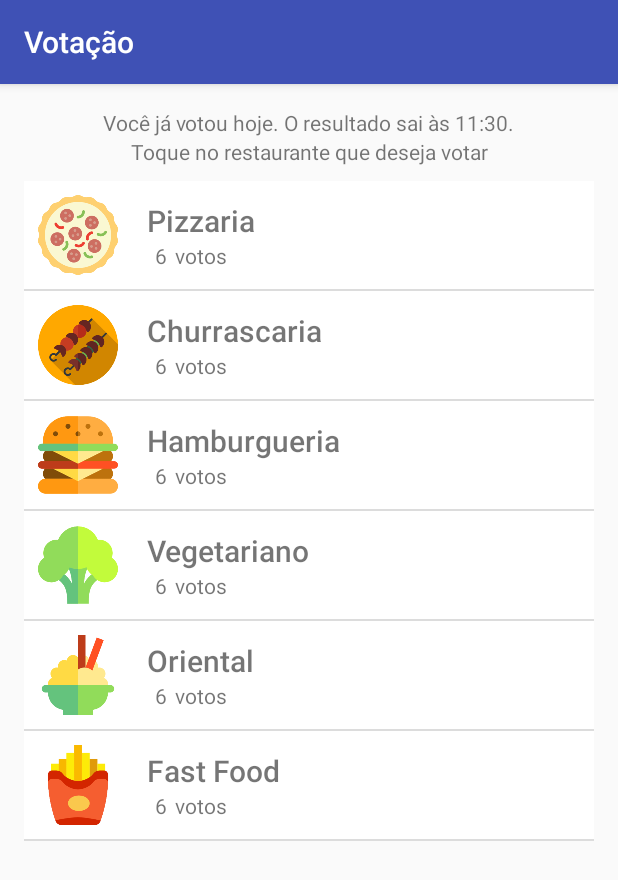
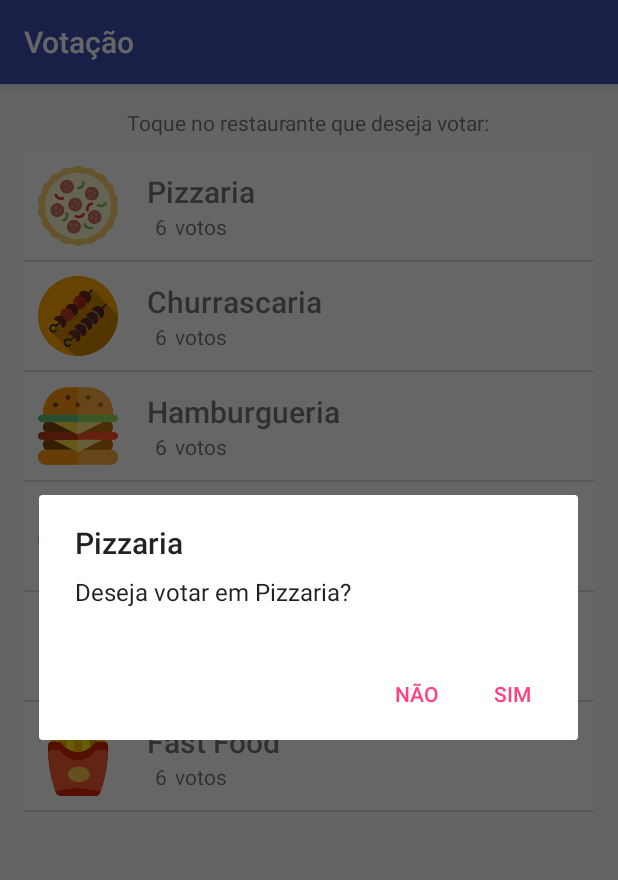
Before and after one commit to edupooch/RestaurantesDB, an Android app: the VotacaoActivity screen opened directly, with no data from a screen before it, after a tap on "Pizzaria", on a phone screen of 412 x 824 dp. Shown: the top 880 px of the screen. Run offline under Robolectric (Android 15) with nearby library versions, the phone set to English and light mode, and no system bars; 2 statements that could not run were skipped.

Commit message:
Commit final

```diff
--- a/app/src/main/java/br/edu/ufcspa/edupooch/db/controle/VotacaoActivity.java
+++ b/app/src/main/java/br/edu/ufcspa/edupooch/db/controle/VotacaoActivity.java
@@ -8,11 +8,16 @@ import android.support.v7.app.AppCompatActivity;
 import android.support.v7.widget.Toolbar;
 import android.view.View;
 import android.widget.AdapterView;
+import android.widget.Button;
+import android.widget.ImageView;
 import android.widget.ListView;
 import android.widget.TextView;
 
+import java.util.Calendar;
+import java.util.Collections;
 import java.util.Date;
 import java.util.List;
+import java.util.Random;
 
 import br.edu.ufcspa.edupooch.db.R;
 import br.edu.ufcspa.edupooch.db.controle.adapter.RestaurantesAdapter;
@@ -23,6 +28,8 @@ import br.edu.ufcspa.edupooch.db.modelo.Usuario;
 public class VotacaoActivity extends AppCompatActivity {
 
     Usuario user;
+    Button btResultado;
+    private List<Restaurante> restaurantes;
 
     @Override
     protected void onCreate(Bundle savedInstanceState) {
@@ -31,25 +38,60 @@ public class VotacaoActivity extends AppCompatActivity {
         Toolbar toolbar = (Toolbar) findViewById(R.id.toolbar);
         setSupportActionBar(toolbar);
 
+        RestauranteDAO dao = new RestauranteDAO();
+        restaurantes = dao.getRestaurantes();
+
         user = (Usuario) getIntent().getSerializableExtra("usuario");
 
         //Se as duas datas são iguais não pode mais votar
-        if (user.getUltimoVoto().compareTo(new Date()) == 0) {
-            findViewById(R.id.text_javotou).setVisibility(View.VISIBLE);
+        if (user.getUltimoVoto() == null) {
+            //Usuario nunca votou
+            carregaLista();
+        } else if (user.getUltimoVoto().compareTo(new Date()) == 0) {
+            //Usuário já votou hoje
+            jaVotou();
         } else {
+            //usuario nunca votou
             carregaLista();
         }
 
 
-
-
     }
 
+    private void jaVotou() {
+        findViewById(R.id.text_javotou).setVisibility(View.VISIBLE);
+        btResultado = (Button) findViewById(R.id.bt_resultado);
+        btResultado.setVisibility(View.VISIBLE);
+        btResultado.setOnClickListener(new View.OnClickListener() {
+            @Override
+            public void onClick(View view) {
+                // Ao clicar no botao é exibido o resultado (aleaotório)
+                Restaurante vencedor = restaurantes.get(new Random().nextInt(6));;
+                RestauranteDAO.restaurantesDaSemana[Calendar.getInstance().get(Calendar.DAY_OF_WEEK)] = vencedor;
+
+                findViewById(R.id.layoutVencedor).setVisibility(View.VISIBLE);
+
+                TextView txtNomeVencedor = (TextView) findViewById(R.id.textNomeRestauranteVencedor);
+                txtNomeVencedor.setText(vencedor.getNome());
+
+                ImageView imagemVencedor = (ImageView) findViewById( R.id.imagem_vencedor);
+                imagemVencedor.setImageResource(vencedor.getFoto());
+
+                btResultado.setVisibility(View.GONE);
+                TextView textJaVotou = (TextView) findViewById(R.id.text_javotou);
+                textJaVotou.setText(R.string.vencedor);
+
+            }
+        });
+    }
+
+    /**
+     * Método para carregar a lista de restaurantes.
+     */
     private void carregaLista() {
         final ListView listaRestaurantes = (ListView) findViewById(R.id.lista_restaurantes);
-
-        RestauranteDAO dao = new RestauranteDAO();
-        List<Restaurante> restaurantes = dao.getRestaurantes();
+        listaRestaurantes.setVisibility(View.VISIBLE);
+        findViewById(R.id.text_instrucoes).setVisibility(View.VISIBLE);
 
         RestaurantesAdapter adapter = new RestaurantesAdapter(this, restaurantes);
         listaRestaurantes.setAdapter(adapter);
@@ -59,10 +101,10 @@ public class VotacaoActivity extends AppCompatActivity {
             public void onItemClick(final AdapterView<?> lista, View item, int position, long id) {
                 final Restaurante restaurante = (Restaurante) listaRestaurantes.getItemAtPosition(position);
 
-                AlertDialog.Builder builder = new AlertDialog.Builder(getApplicationContext());
+                AlertDialog.Builder builder = new AlertDialog.Builder(VotacaoActivity.this);
                 builder.setCancelable(false);
                 builder.setTitle(restaurante.getNome());
-                builder.setMessage(getString(R.string.dialog_votar) + restaurante.getNome() + "?");
+                builder.setMessage(getString(R.string.dialog_votar) + " " + restaurante.getNome() + "?");
                 builder.setPositiveButton(getString(R.string.dialog_yes), new DialogInterface.OnClickListener() {
 
                     @Override
@@ -71,7 +113,7 @@ public class VotacaoActivity extends AppCompatActivity {
                         user.setUltimoVoto(new Date());
                         listaRestaurantes.setVisibility(View.GONE);
                         findViewById(R.id.text_instrucoes).setVisibility(View.GONE);
-                        findViewById(R.id.text_javotou).setVisibility(View.VISIBLE);
+                        jaVotou();
                     }
                 });
 
--- a/app/src/main/java/br/edu/ufcspa/edupooch/db/dao/RestauranteDAO.java
+++ b/app/src/main/java/br/edu/ufcspa/edupooch/db/dao/RestauranteDAO.java
@@ -10,7 +10,7 @@ import br.edu.ufcspa.edupooch.db.R;
 import br.edu.ufcspa.edupooch.db.modelo.Restaurante;
 
 /**
- * Created by Particular on 10/07/2016.
+ * Classe que simula um banco de dados
  */
 public class RestauranteDAO {
 
--- a/app/src/main/res/layout/content_main.xml
+++ b/app/src/main/res/layout/content_main.xml
@@ -46,6 +46,7 @@
                 android:background="@drawable/borda_arredondada">
 
               <EditText
+                  android:inputType="text"
                   android:id="@+id/campo_usuario"
                   android:layout_width="match_parent"
                   android:layout_height="40dp"
--- a/app/src/main/res/layout/content_votacao.xml
+++ b/app/src/main/res/layout/content_votacao.xml
@@ -4,14 +4,14 @@
     xmlns:tools="http://schemas.android.com/tools"
     android:layout_width="match_parent"
     android:layout_height="match_parent"
+    android:gravity="center_horizontal"
+    android:orientation="vertical"
     android:paddingBottom="@dimen/activity_vertical_margin"
     android:paddingLeft="@dimen/activity_horizontal_margin"
     android:paddingRight="@dimen/activity_horizontal_margin"
     android:paddingTop="@dimen/activity_vertical_margin"
     app:layout_behavior="@string/appbar_scrolling_view_behavior"
     tools:context=".controle.VotacaoActivity"
-    android:gravity="center_horizontal"
-    android:orientation="vertical"
     tools:showIn="@layout/activity_votacao">
 
     <TextView
@@ -19,7 +19,56 @@
         android:layout_width="wrap_content"
         android:layout_height="wrap_content"
         android:gravity="center_horizontal"
-        android:text="Você já votou hoje. O resultado sai às 11:30."/>
+        android:text="@string/voce_ja_votou_hoje"
+        android:visibility="gone" />
+
+    <Button
+        android:id="@+id/bt_resultado"
+        android:layout_width="180dp"
+        android:layout_height="38dp"
+        android:layout_gravity="center"
+        android:layout_marginTop="10dp"
+        android:background="@color/colorPrimary"
+        android:text="@string/ver_resultado"
+        android:textColor="#d7ffffff"
+        android:visibility="gone" />
+
+    <LinearLayout
+        android:id="@+id/layoutVencedor"
+        android:layout_width="match_parent"
+        android:layout_height="wrap_content"
+        android:layout_marginTop="10dp"
+        android:background="@drawable/borda_arredondada"
+        android:visibility="gone">
+
+        <ImageView
+            android:id="@+id/imagem_vencedor"
+            android:layout_width="64dp"
+            android:layout_height="64dp"
+            android:layout_gravity="center_vertical"
+            android:layout_margin="4dp"
+            android:padding="5dp" />
+
+        <LinearLayout
+            android:layout_width="wrap_content"
+            android:layout_height="wrap_content"
+            android:layout_gravity="center"
+            android:orientation="vertical">
+
+            <TextView
+                android:layout_gravity="center"
+                android:id="@+id/textNomeRestauranteVencedor"
+                android:layout_width="wrap_content"
+                android:layout_height="wrap_content"
+                android:fontFamily="sans-serif-light"
+                android:paddingLeft="10dp"
+                android:paddingRight="10dp"
+                android:textSize="20sp"
+
+                android:textStyle="bold" />
+
+        </LinearLayout>
+    </LinearLayout>
 
 
     <TextView
@@ -27,14 +76,16 @@
         android:layout_width="wrap_content"
         android:layout_height="wrap_content"
         android:layout_gravity="center"
+        android:layout_marginBottom="10dp"
         android:gravity="center"
-        android:layout_marginBottom="10dp"
-        android:text="Toque no restaurante que deseja votar" />
+        android:text="@string/toque_no_restaurante_que_deseja_votar"
+        android:visibility="gone" />
 
     <ListView
         android:id="@+id/lista_restaurantes"
         android:layout_width="match_parent"
-        android:layout_height="match_parent">
+        android:layout_height="match_parent"
+        android:visibility="gone">
 
     </ListView>
 
--- a/app/src/main/res/values/strings.xml
+++ b/app/src/main/res/values/strings.xml
@@ -1,6 +1,5 @@
 <resources>
-    <string name="app_name">DB</string>
-    <string name="action_settings">Settings</string>
+    <string name="app_name">Restaurante DB</string>
     <string name="login_tipo_de_usuario">Nome de Usuário</string>
     <string name="login_entrar">Entrar</string>
     <string name="title_activity_votacao">Votação</string>
@@ -98,6 +97,11 @@
     <string name="dialog_no">Não</string>
     <string name="dialog_yes">Sim</string>
     <string name="dialog_votar">Deseja votar em</string>
+    <string name="votos">votos</string>
+    <string name="toque_no_restaurante_que_deseja_votar">Toque no restaurante que deseja votar:</string>
+    <string name="ver_resultado">Ver resultado</string>
+    <string name="voce_ja_votou_hoje">Você já votou hoje.</string>
+    <string name="vencedor">"Restaurante vencedor: "</string>
 
 
 </resources>
```
Also changed, not shown: app/src/main/java/br/edu/ufcspa/edupooch/db/controle/MainActivity.java (+16 -2 lines), app/src/main/res/menu/menu_analise_restaurante.xml (deleted, +0 -10 lines), app/src/main/res/menu/menu_main.xml (deleted, +0 -10 lines), gradle/wrapper/gradle-wrapper.properties (deleted), 1 other file.
